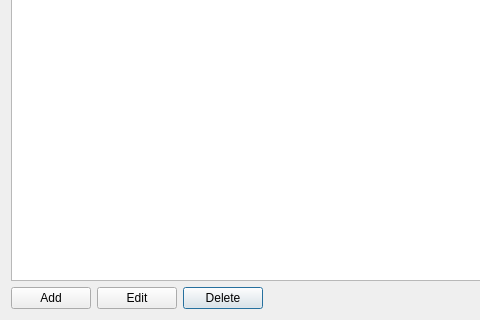
Before: the Qt Designer form gui/audiorec/audiorecscheduledialog.ui in KejPi/AbracaDABra, drawn with Qt 5; both pictures show x 0 to 480 and y 120 to 440 of the 750 by 440 pixel window.
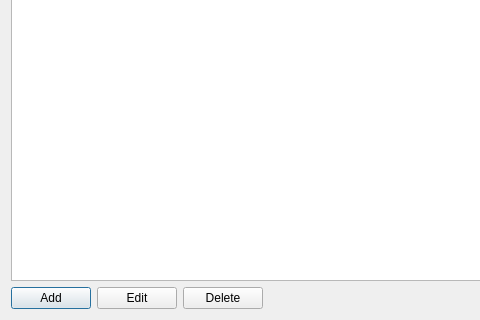
After: the same form once the commit is applied.

Commit message: Audio recording schedule dialog default button set to Add item

The edit to the form file:
```diff
--- a/gui/audiorec/audiorecscheduledialog.ui
+++ b/gui/audiorec/audiorecscheduledialog.ui
@@ -19,6 +19,9 @@
      <property name="text">
       <string>Delete</string>
      </property>
+     <property name="autoDefault">
+      <bool>false</bool>
+     </property>
     </widget>
    </item>
    <item row="1" column="4">
@@ -46,6 +49,12 @@
      <property name="text">
       <string>Add</string>
      </property>
+     <property name="autoDefault">
+      <bool>false</bool>
+     </property>
+     <property name="default">
+      <bool>true</bool>
+     </property>
     </widget>
    </item>
    <item row="1" column="5">
```
Left out of the diff: 6 changed lines with no effect on the pictures.
